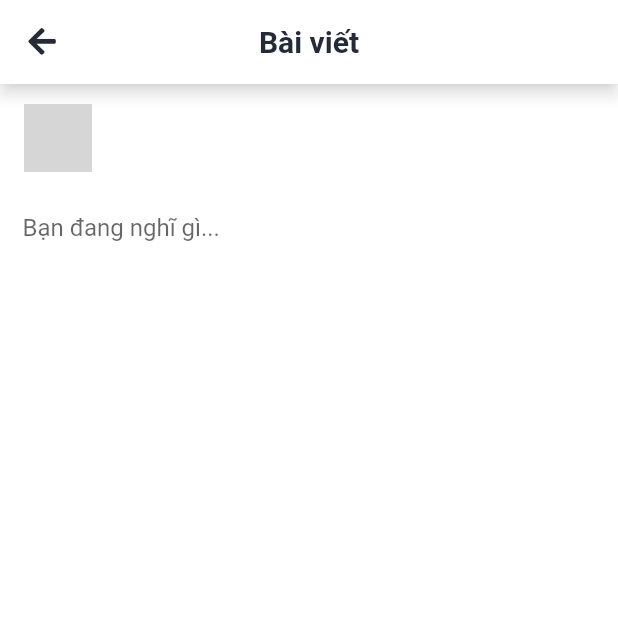
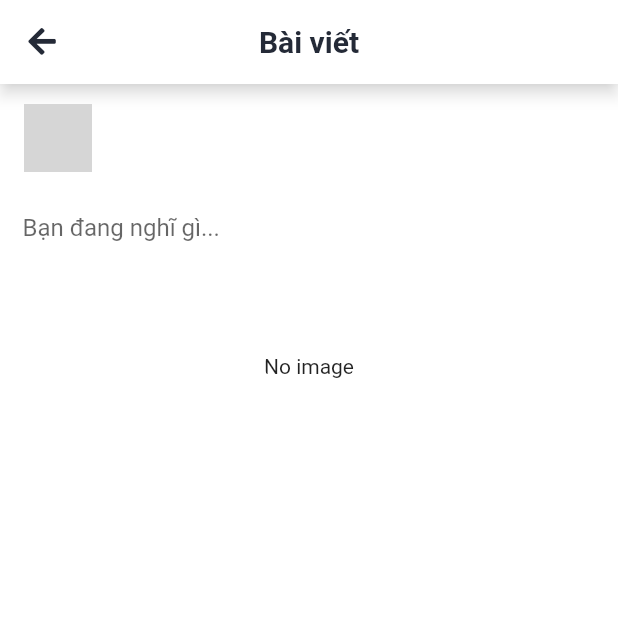
Before and after one commit to TripleT511/Travel_App, a Flutter app: the CreatePost screen opened directly with empty values, on a phone screen of 412 x 824 dp, the top half of it. Run offline on Flutter 3.47's test engine with Material 2 defaults, Android fonts, the light colour scheme and no system bars; our stand-ins replace carousel_slider, flutter_secure_storage, flutter_spinkit, font_awesome_flutter, image_picker, shared_preferences and 1 more; accounts and stored records are empty; network calls fail; Roboto replaces fonts that are missing (Poppins); grey boxes are pictures that could not be loaded.

Commit message:
update review img

```diff
--- a/lib/create_post.dart
+++ b/lib/create_post.dart
@@ -35,7 +35,7 @@ class CreatePostState extends State<CreatePost> {
   CreatePostState(
       {required this.idDiaDanh, required this.tenDiaDanh, required this.user});
   final TextEditingController txtNoiDung = TextEditingController();
-  late File _image;
+  var _image;
   final picker = ImagePicker();
   int idUser = 0;
   bool isPost = false;
@@ -172,21 +172,21 @@ class CreatePostState extends State<CreatePost> {
             const SizedBox(
               height: 50,
             ),
-            // Row(
-            //   mainAxisAlignment: MainAxisAlignment.center,
-            //   children: [
-            //     ClipRRect(
-            //       borderRadius: BorderRadius.circular(10.0),
-            //       child: _image == null
-            //           ? Text("No image")
-            //           : Image.file(
-            //               _image,
-            //               width: MediaQuery.of(context).size.width - 20,
-            //               fit: BoxFit.cover,
-            //             ),
-            //     ),
-            //   ],
-            // )
+            Row(
+              mainAxisAlignment: MainAxisAlignment.center,
+              children: [
+                ClipRRect(
+                  borderRadius: BorderRadius.circular(10.0),
+                  child: _image == null
+                      ? Text("No image")
+                      : Image.file(
+                          _image,
+                          width: MediaQuery.of(context).size.width - 20,
+                          fit: BoxFit.cover,
+                        ),
+                ),
+              ],
+            )
           ],
         ),
       ),
--- a/lib/edit_info_page.dart
+++ b/lib/edit_info_page.dart
@@ -22,7 +22,7 @@ class EditInforPageState extends State<EditInforPage> {
   late int stateHoTen;
   late int stateEmail;
   late int stateSDT;
-  String dropdownValueHoTen = 'a';
+  String dropdownValueHoTen = 'Công khai';
   String dropdownValueEmail = 'Chỉ mình tôi';
   String dropdownValueSDT = 'Công khai';
   late final UserObject user;
@@ -69,9 +69,8 @@ class EditInforPageState extends State<EditInforPage> {
         const snackBar =
             SnackBar(content: Text('Cập nhật thông tin thành công'));
         ScaffoldMessenger.of(context).showSnackBar(snackBar);
-                Navigator.pushAndRemoveUntil(context,
+        Navigator.pushAndRemoveUntil(context,
             MaterialPageRoute(builder: (context) => MyApp()), (route) => false);
-
       } else {
         const snackBar = SnackBar(content: Text('Cập nhật thông tin thất bại'));
         ScaffoldMessenger.of(context).showSnackBar(snackBar);
--- a/lib/personal_page.dart
+++ b/lib/personal_page.dart
@@ -1,4 +1,5 @@
 import 'dart:io';
+import 'dart:ui';
 import 'package:flutter/material.dart';
 import 'package:font_awesome_flutter/font_awesome_flutter.dart';
 import 'package:image_picker/image_picker.dart';
@@ -28,12 +29,16 @@ class PersonalPageState extends State<PersonalPage> {
   String urlImg = 'https://shielded-lowlands-87962.herokuapp.com/';
   late File? _image;
   final picker = ImagePicker();
+
   int idUser = 0;
   String hoTenUser = '';
   Future pickerImage() async {
     var pickedFile = await picker.pickImage(source: ImageSource.gallery);
+
     if (pickedFile != null) {
-      setState(() {});
+      setState(() {
+        _image = File(pickedFile.path);
+      });
       _image = File(pickedFile.path);
       bool isSuccess = await UserProvider.uploadImage(_image!);
       // ignore: unrelated_type_equality_checks
```
